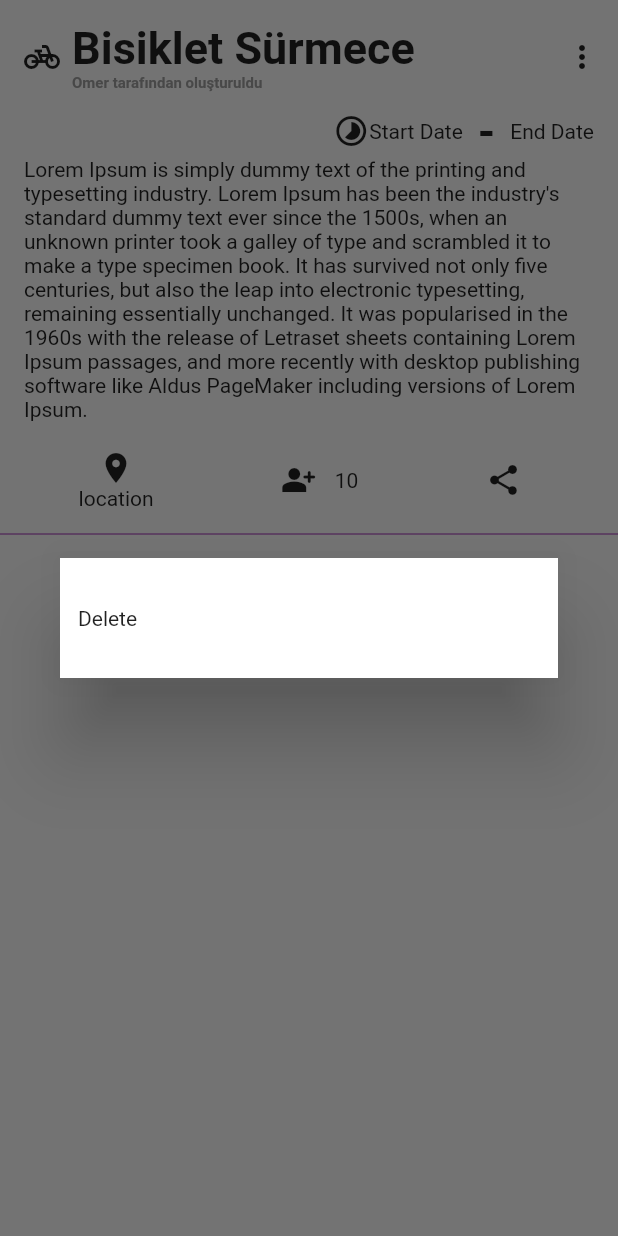
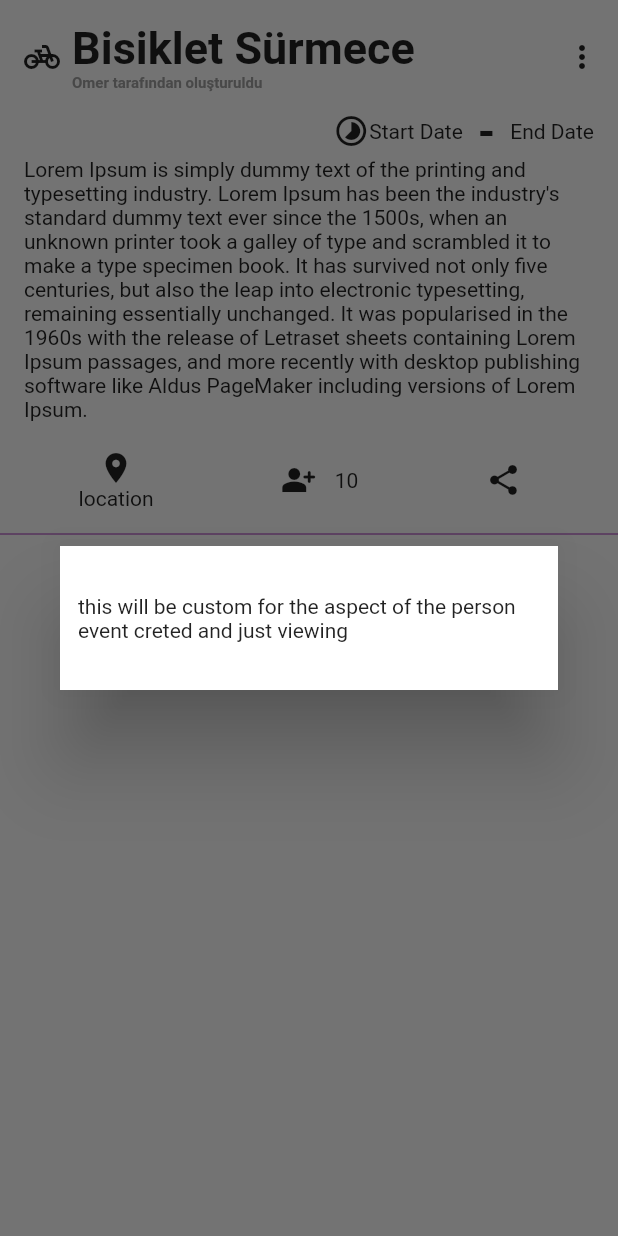
Before and after one commit to omerbeden/event-mate, a Flutter app: the EventCard widget shown alone on an empty page, opened directly, after a tap on the "more vert" icon, on a phone screen of 412 x 824 dp. Run offline on Flutter 3.47's test engine with Material 2 defaults, Android fonts, the phone set to English and light mode, and no system bars; our stand-ins replace firebase_auth, firebase_core, google_sign_in, image_picker; missing offline and left inert: grpc, protobuf; accounts and stored records are empty; network calls fail.

```diff
--- a/frontend/event_mate_ui/lib/widgets/event_card_widget.dart
+++ b/frontend/event_mate_ui/lib/widgets/event_card_widget.dart
@@ -24,83 +24,9 @@ class EventCard extends StatelessWidget {
         vertical: 10,
       ),
       child: Column(children: [
-        // Header Section
-        Container(
-          decoration: BoxDecoration(
-            borderRadius: BorderRadius.circular(10),
-          ),
-          padding: const EdgeInsets.symmetric(
-            vertical: 4,
-            horizontal: 16,
-          ).copyWith(right: 0),
-          child: Row(
-            children: [
-              Icon(Icons.pedal_bike),
-              Expanded(
-                child: Padding(
-                  padding: const EdgeInsets.only(
-                    left: 8,
-                  ),
-                  child: Column(
-                    mainAxisSize: MainAxisSize.min,
-                    crossAxisAlignment: CrossAxisAlignment.start,
-                    // ignore: prefer_const_literals_to_create_immutables
-                    children: [
-                      Text(
-                        title,
-                        style: TextStyle(
-                          fontWeight: FontWeight.bold,
-                          fontSize: 30,
-                        ),
-                      ),
-                      Text(
-                        "Omer tarafından oluşturuldu",
-                        style: TextStyle(
-                            fontWeight: FontWeight.bold,
-                            fontSize: 10,
-                            color: Colors.grey),
-                      )
-                    ],
-                  ),
-                ),
-              ),
-              IconButton(
-                onPressed: () {
-                  showDialog(
-                      context: context,
-                      builder: (context) => Dialog(
-                            child: ListView(
-                              padding: const EdgeInsets.symmetric(
-                                vertical: 16,
-                              ),
-                              shrinkWrap: true,
-                              children: [
-                                'Delete',
-                              ]
-                                  .map((e) => InkWell(
-                                        onTap: () async {},
-                                        child: Container(
-                                          padding: const EdgeInsets.symmetric(
-                                            horizontal: 12,
-                                            vertical: 16,
-                                          ),
-                                          child: Text(e),
-                                        ),
-                                      ))
-                                  .toList(),
-                            ),
-                          ));
-                },
-                icon: const Icon(
-                  Icons.more_vert,
-                ),
-              ),
-            ],
-          ),
-        ),
+        eventCardHeader(title, context),
 
         //body
-
         Container(
             decoration: BoxDecoration(
               borderRadius: BorderRadius.circular(10),
@@ -176,3 +102,80 @@ class EventCard extends StatelessWidget {
     );
   }
 }
+
+Widget eventCardHeader(String title, BuildContext context) {
+  return // Header Section
+      Container(
+    decoration: BoxDecoration(
+      borderRadius: BorderRadius.circular(10),
+    ),
+    padding: const EdgeInsets.symmetric(
+      vertical: 4,
+      horizontal: 16,
+    ).copyWith(right: 0),
+    child: Row(
+      children: [
+        const Icon(Icons.pedal_bike),
+        Expanded(
+          child: Padding(
+            padding: const EdgeInsets.only(
+              left: 8,
+            ),
+            child: Column(
+              mainAxisSize: MainAxisSize.min,
+              crossAxisAlignment: CrossAxisAlignment.start,
+              // ignore: prefer_const_literals_to_create_immutables
+              children: [
+                Text(
+                  title,
+                  style: const TextStyle(
+                    fontWeight: FontWeight.bold,
+                    fontSize: 30,
+                  ),
+                ),
+                const Text(
+                  "Omer tarafından oluşturuldu",
+                  style: TextStyle(
+                      fontWeight: FontWeight.bold,
+                      fontSize: 10,
+                      color: Colors.grey),
+                )
+              ],
+            ),
+          ),
+        ),
+        IconButton(
+          onPressed: () {
+            showDialog(
+                context: context,
+                builder: (context) => Dialog(
+                      child: ListView(
+                        padding: const EdgeInsets.symmetric(
+                          vertical: 16,
+                        ),
+                        shrinkWrap: true,
+                        children: [
+                          'this will be custom for the aspect of the person event creted and just viewing',
+                        ]
+                            .map((e) => InkWell(
+                                  onTap: () async {},
+                                  child: Container(
+                                    padding: const EdgeInsets.symmetric(
+                                      horizontal: 12,
+                                      vertical: 16,
+                                    ),
+                                    child: Text(e),
+                                  ),
+                                ))
+                            .toList(),
+                      ),
+                    ));
+          },
+          icon: const Icon(
+            Icons.more_vert,
+          ),
+        ),
+      ],
+    ),
+  );
+}
```
Also changed, not shown: frontend/event_mate_ui/lib/modules/screens/profile_screen.dart (+17 -17 lines).
